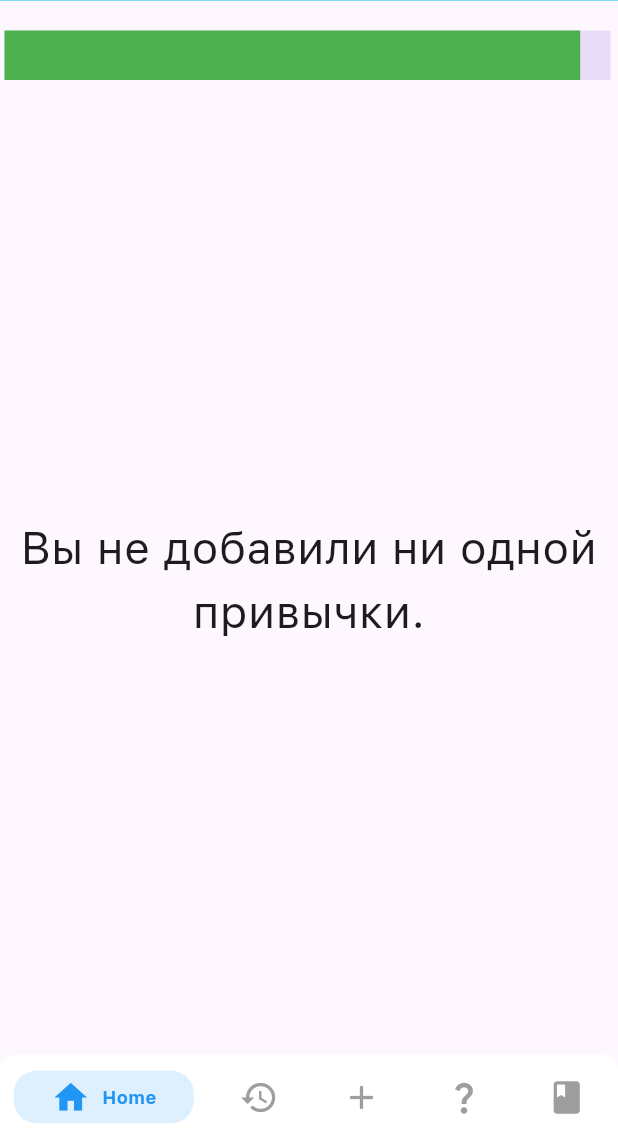
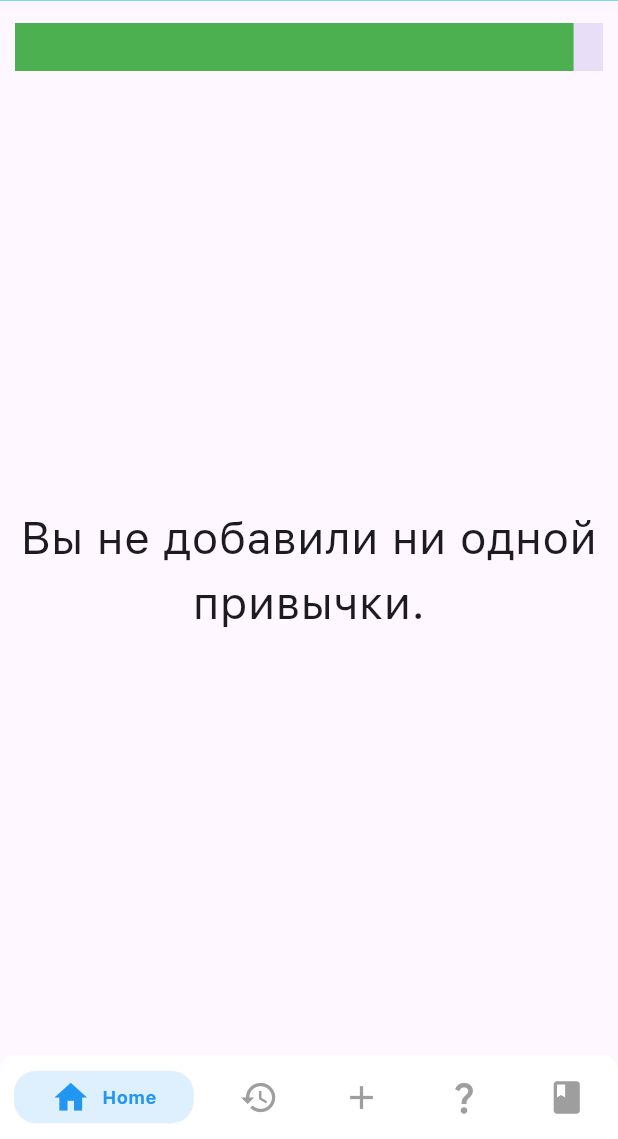
Before and after one commit to dstrigin/habits, a Flutter app: the screen it shows after launch, on a phone screen of 412 x 824 dp, the part 97-1236 px from its top. Run offline on Flutter 3.47's test engine with Material 3 defaults, Android fonts, the phone set to English and light mode, and no system bars; drawn by our look-alikes of persistent_bottom_nav_bar; our stand-ins replace cloud_firestore, firebase_core, flutter_svg, hive, hive_flutter; accounts and stored records are empty; project files that could hold a hidden picture were left out.

Commit message:
Улучшения
Добавлены иконки для новых привычек (не все), исправлен дизайн отображения привычек

```diff
--- a/habits/lib/pages/history.dart
+++ b/habits/lib/pages/history.dart
@@ -76,6 +76,9 @@ class _HistoryPageState extends State<HistoryPage> {
                       Icon showing = icon;
 
                       return ListTile(
+                          contentPadding: const EdgeInsets.only(
+                            top: 3, bottom: 3, left: 10, right: 5
+                          ),
                           title: Text(
                             "$day/$month $hour:$min",
                             style: const TextStyle(fontSize: 24),
--- a/habits/lib/pages/home.dart
+++ b/habits/lib/pages/home.dart
@@ -40,7 +40,7 @@ class _HomePageState extends State<HomePage> {
       body: Column(
         children: [
           Padding(
-            padding: const EdgeInsets.only(top: 20, bottom: 7, left: 3, right: 5),
+            padding: const EdgeInsets.only(top: 15, left: 10, right: 10),
             child: ValueListenableBuilder(
               valueListenable: Hive.box<double>('hpBarValue').listenable(),
               builder: (BuildContext context, hpBarValue, Widget? bar) {
@@ -57,7 +57,7 @@ class _HomePageState extends State<HomePage> {
                 }
                 return LinearProgressIndicator(
                   valueColor: AlwaysStoppedAnimation<Color>(color),
-                  minHeight: 33,
+                  minHeight: 32,
                   value: value > 0.05 ? value : 0.05,
                 );
               },
@@ -77,11 +77,14 @@ class _HomePageState extends State<HomePage> {
                   );
                 }
                 return ListView.builder(
-                  padding: const EdgeInsets.only(top: 15, bottom: 7, left: 5, right: 5),
+                  padding: const EdgeInsets.all(5),
                   itemCount: box.values.length,
                   itemBuilder: (context, index) {
                     Habit? hab = box.getAt(index);
                     return ListTile(
+                      contentPadding: const EdgeInsets.only(
+                          top: 3, bottom: 3, left: 10, right: 5
+                      ),
                       title: Text(hab!.id.toString(), style: const TextStyle(fontSize: 24)),
                       leading: SvgPicture.asset(
                         'assets/icons/${hab.icon}.svg',
```
Also changed, not shown: habits/lib/pages/add_habit.dart (+7 -1 lines), habits/assets/icons/brush.svg (added), habits/assets/icons/cleaning.svg (added), habits/assets/icons/question.svg (added), habits/assets/icons/swearing.svg (added).
